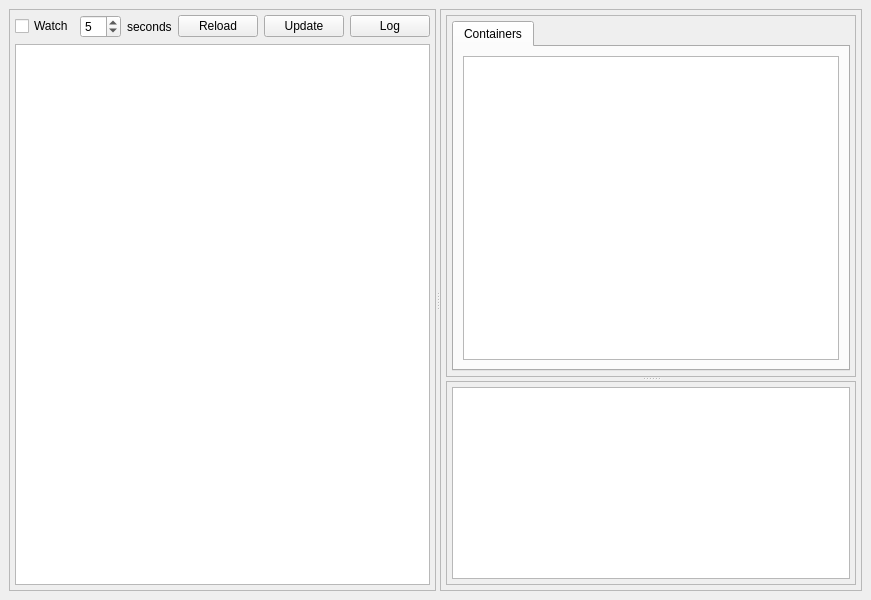
The window that resources/ui/kube_rider_main.ui (namuan/kube-rider) describes before a commit, drawn with Qt 5.
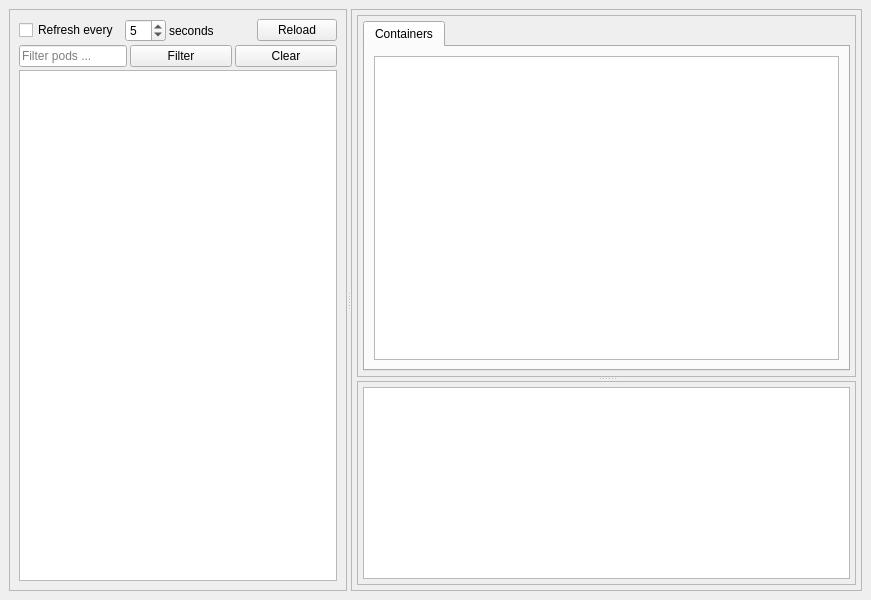
The same window after the commit.

Patch:
```diff
--- a/resources/ui/kube_rider_main.ui
+++ b/resources/ui/kube_rider_main.ui
@@ -31,24 +31,15 @@
         <enum>QFrame::Raised</enum>
        </property>
        <layout class="QVBoxLayout" name="verticalLayout">
-        <property name="leftMargin">
-         <number>5</number>
-        </property>
-        <property name="topMargin">
-         <number>5</number>
-        </property>
-        <property name="rightMargin">
-         <number>5</number>
-        </property>
-        <property name="bottomMargin">
-         <number>5</number>
+        <property name="spacing">
+         <number>3</number>
         </property>
         <item>
          <layout class="QHBoxLayout" name="horizontalLayout_4">
           <item>
            <widget class="QCheckBox" name="chk_watch">
             <property name="text">
-             <string>Watch</string>
+             <string>Refresh every </string>
             </property>
            </widget>
           </item>
@@ -66,6 +57,19 @@
             </property>
            </widget>
           </item>
+          <item>
+           <spacer name="horizontalSpacer">
+            <property name="orientation">
+             <enum>Qt::Horizontal</enum>
+            </property>
+            <property name="sizeHint" stdset="0">
+             <size>
+              <width>40</width>
+              <height>20</height>
+             </size>
+            </property>
+           </spacer>
+          </item>
           <item>
            <widget class="QPushButton" name="btn_reload_pods">
             <property name="text">
@@ -73,17 +77,34 @@
             </property>
            </widget>
           </item>
+         </layout>
+        </item>
+        <item>
+         <layout class="QHBoxLayout" name="horizontalLayout_7">
           <item>
-           <widget class="QPushButton" name="btn_update_test">
+           <widget class="QLineEdit" name="txt_filter">
+            <property name="sizePolicy">
+             <sizepolicy hsizetype="Preferred" vsizetype="Fixed">
+              <horstretch>0</horstretch>
+              <verstretch>0</verstretch>
+             </sizepolicy>
+            </property>
+            <property name="placeholderText">
+             <string>Filter pods ...</string>
+            </property>
+           </widget>
+          </item>
+          <item>
+           <widget class="QPushButton" name="btn_enable_filter">
             <property name="text">
-             <string>Update</string>
+             <string>Filter</string>
             </property>
            </widget>
           </item>
           <item>
-           <widget class="QPushButton" name="btn_log_test">
+           <widget class="QPushButton" name="btn_clear_filter">
             <property name="text">
-             <string>Log</string>
+             <string>Clear</string>
             </property>
            </widget>
           </item>
```
